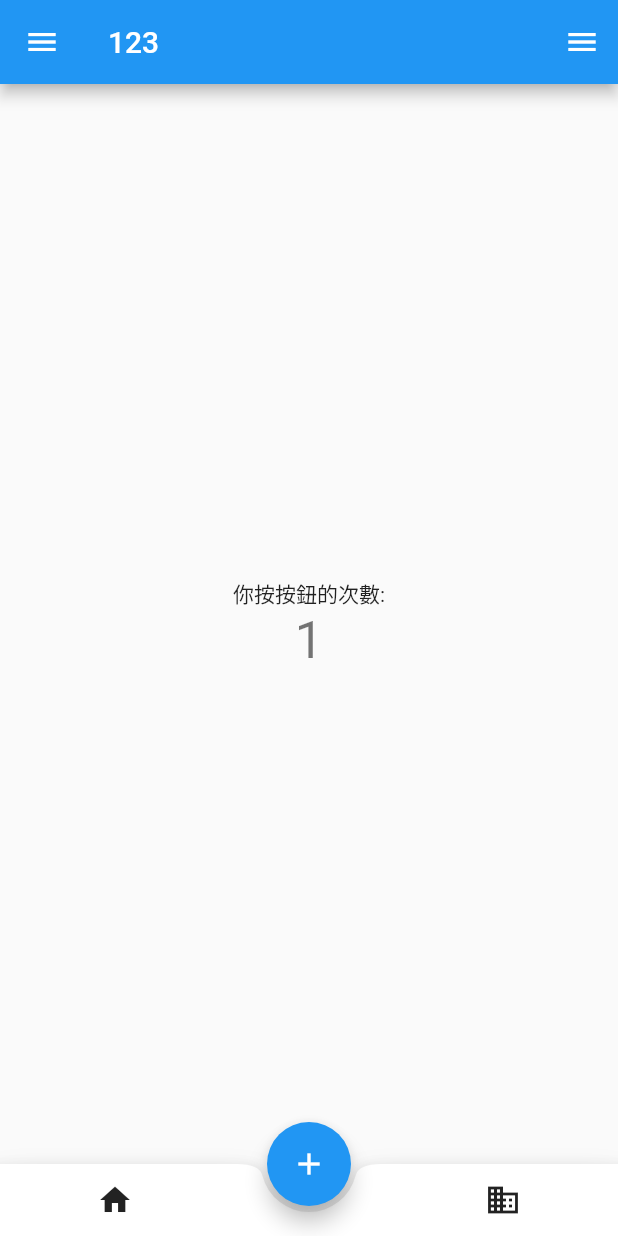
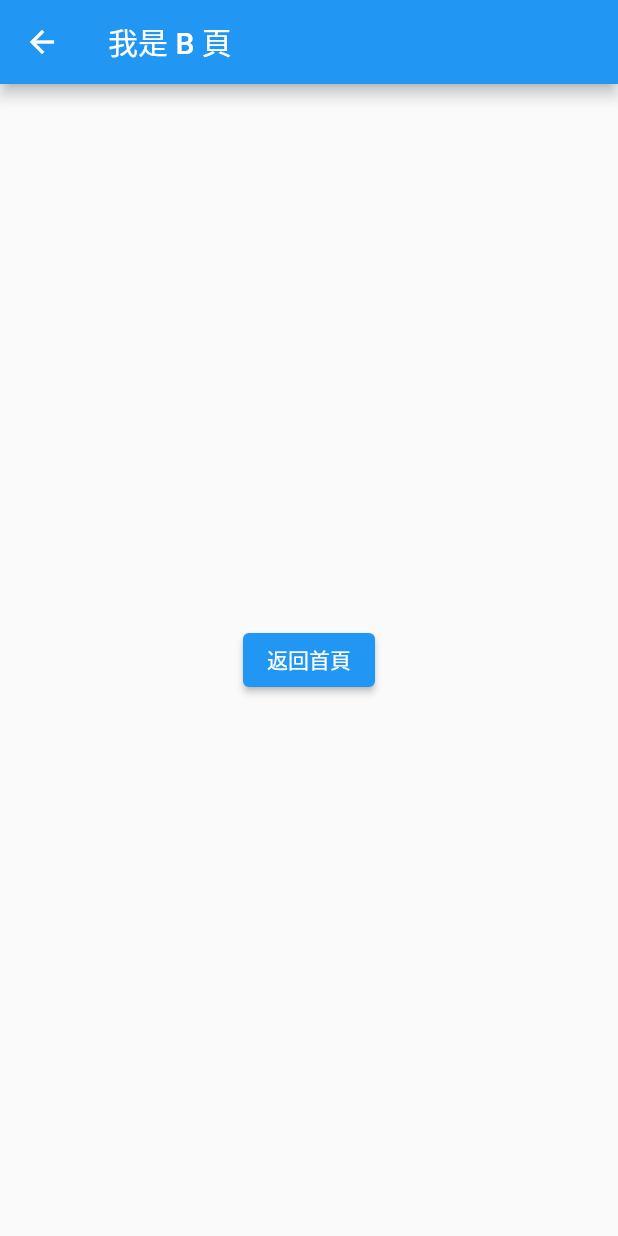
Before and after one commit to wei2419/untitled, a Flutter app: the screen it shows after launch, after a tap on the "add" icon, on a phone screen of 412 x 824 dp. Run offline on Flutter 3.47's test engine with Material 2 defaults, Android fonts, the phone set to English and light mode, and no system bars.

Commit message:
測試選單功能

```diff
--- a/lib/main.dart
+++ b/lib/main.dart
@@ -1,12 +1,11 @@
 import 'package:flutter/material.dart';
-
+import './page/page2.dart';
 void main() {
   runApp(const MyApp());
 }
 
 class MyApp extends StatelessWidget {
   const MyApp({Key? key}) : super(key: key);
-
   @override
   Widget build(BuildContext context) {
     return MaterialApp(
@@ -29,11 +28,14 @@ class MyHomePage extends StatefulWidget {
 }
 
 class _MyHomePageState extends State<MyHomePage> {
-  int _counter = 0;
+  final int _counter = 0;
 
   void _incrementCounter() {
     setState(() {
-      _counter++;
+      Navigator.push(
+        context,
+        MaterialPageRoute(builder: (context) => const BPage()),
+      );
     });
   }
 
@@ -54,6 +56,7 @@ class _MyHomePageState extends State<MyHomePage> {
               '$_counter',
               style: Theme.of(context).textTheme.headline4,
             ),
+            build22(),
           ],
         ),
       ),
@@ -71,8 +74,6 @@ class _MyHomePageState extends State<MyHomePage> {
             ListTile(
               title: const Text('Item 1'),
               onTap: () {
-                // Update the state of the app.
-                // ...
               },
             ),
             ListTile(
@@ -84,34 +85,6 @@ class _MyHomePageState extends State<MyHomePage> {
             ),
           ],
         ),// Populate the Drawer in the next step.
-      ),
-      endDrawer: Drawer(
-          child: ListView(
-            // Important: Remove any padding from the ListView.
-            padding: EdgeInsets.zero,
-            children: [
-              const DrawerHeader(
-                decoration: BoxDecoration(
-                  color: Colors.blue,
-                ),
-                child: Text('Drawer Header'),
-              ),
-              ListTile(
-                title: const Text('Item 1'),
-                onTap: () {
-                  // Update the state of the app.
-                  // ...
-                },
-              ),
-              ListTile(
-                title: const Text('Item 2'),
-                onTap: () {
-                  // Update the state of the app.
-                  // ...
-                },
-              ),
-            ],
-          ),// Populate the Drawer in the next step.
       ),
       floatingActionButton: FloatingActionButton(
         onPressed: _incrementCounter,
@@ -138,3 +111,10 @@ class _MyHomePageState extends State<MyHomePage> {
     );
   }
 }
+Widget build22() {
+  return const Center(
+    child: Text('text',
+      style: TextStyle(color: Colors.red,fontSize: 30),
+    ),
+  );
+}
--- /dev/null
+++ b/lib/page/page2.dart
@@ -0,0 +1,28 @@
+import 'package:flutter/material.dart';
+class BPage extends StatelessWidget {
+  const BPage({Key? key}) : super(key: key);
+
+  @override
+  Widget build(BuildContext context) {
+    return Scaffold(
+      appBar: AppBar(
+        title: const Text('我是 B 頁'),
+      ),
+      body: _BPage(),
+    );
+  }
+}
+
+class _BPage extends StatelessWidget {
+  @override
+  Widget build(BuildContext context) {
+    return Center(
+      child: ElevatedButton(
+        child: const Text('返回首頁'),
+        onPressed: () {
+          Navigator.pop(context);
+        },
+      ),
+    );
+  }
+}
```
